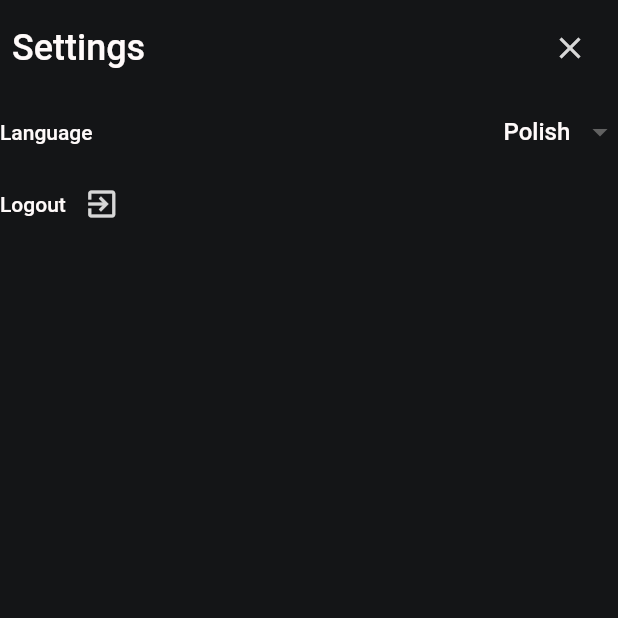
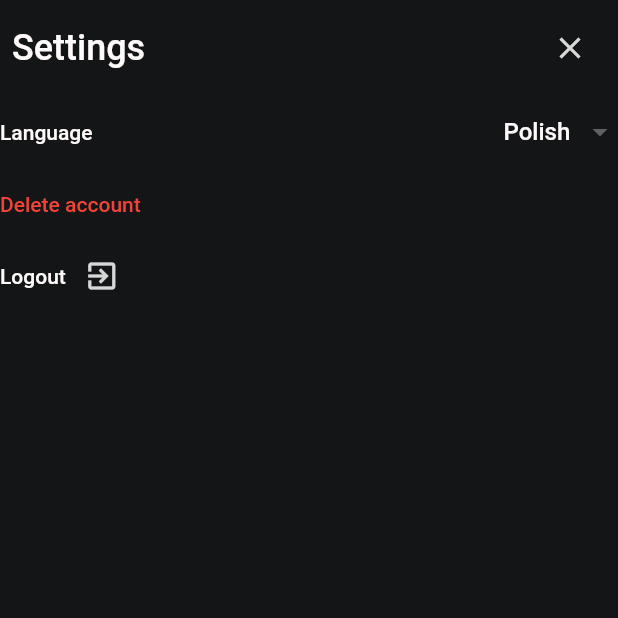
Before and after one commit to Davaeth/Zero-Waste-Cookbook, a Flutter app: the Settings screen opened directly, on a phone screen of 412 x 824 dp, the top half of it. Run offline on Flutter 3.47's test engine with Material 2 defaults, Android fonts, the phone set to English and light mode, and no system bars; our stand-ins replace flare_flutter.

```diff
--- a/lib/pages/user_profile_settings.dart
+++ b/lib/pages/user_profile_settings.dart
@@ -39,6 +39,7 @@ class Settings extends StatelessWidget {
           ),
         ),
         LanguageDropdown(),
+        deleteAccountButton(context),
         logoutButton(context),
         ])
       ]
--- a/lib/shared/page_resolvers/navigator.dart
+++ b/lib/shared/page_resolvers/navigator.dart
@@ -5,8 +5,9 @@ import 'package:template_name/pages/one_recipe/single_recipe.dart';
 import 'package:template_name/shared/enums/page.dart';
 import 'package:template_name/pages/search/search_filters.dart';
 import 'package:template_name/pages/user_profile_settings.dart';
+import 'package:template_name/pages/login/login_page.dart';
 
-List<Widget> _pages = [MyHomePage(), SingleRecipe(), AdministratorPanel(), Filters(), Settings()  ];
+List<Widget> _pages = [MyHomePage(), SingleRecipe(), AdministratorPanel(), Filters(), Settings(), Login()  ];
 
 void navigateToPageByScreen(Page page, BuildContext context) {
   Navigator.push(
--- a/lib/shared/ui/user_profile/user_button.dart
+++ b/lib/shared/ui/user_profile/user_button.dart
@@ -59,7 +59,23 @@ Row (
   children: <Widget>[
     Text('Logout', style: TextStyle(color: DefaultColors.textColor)),
     IconButton(
-      icon: new Icon(Icons.exit_to_app),  color: DefaultColors.disabledIconColor, onPressed: (){SystemNavigator.pop();}
+      icon: new Icon(Icons.exit_to_app),  color: DefaultColors.disabledIconColor, onPressed: (){navigateToPageByNumber(5, context);}
           ),
         ],
 );
+
+Row deleteAccountButton(BuildContext context) =>
+Row (
+    mainAxisSize: MainAxisSize.max,
+    mainAxisAlignment: MainAxisAlignment.start,
+  children: <Widget>[
+    FlatButton(
+      padding: EdgeInsets.all(0),
+      child: Text('Delete account',style: TextStyle(color: Colors.red)),
+      onPressed: (){
+        SystemNavigator.pop();
+      },
+    )
+
+        ],
+);
```
Also changed, not shown: lib/pages/login/login_page.dart (added, +29 -0 lines), lib/pages/search_page.dart (added, +54 -0 lines), 1 other file.
